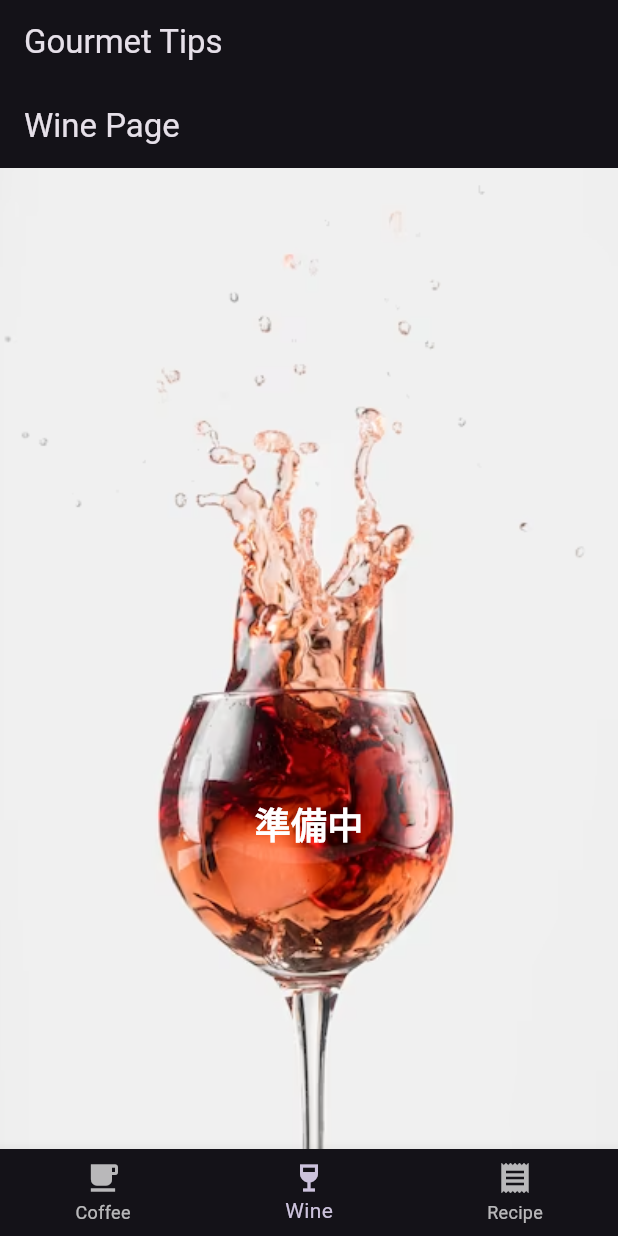
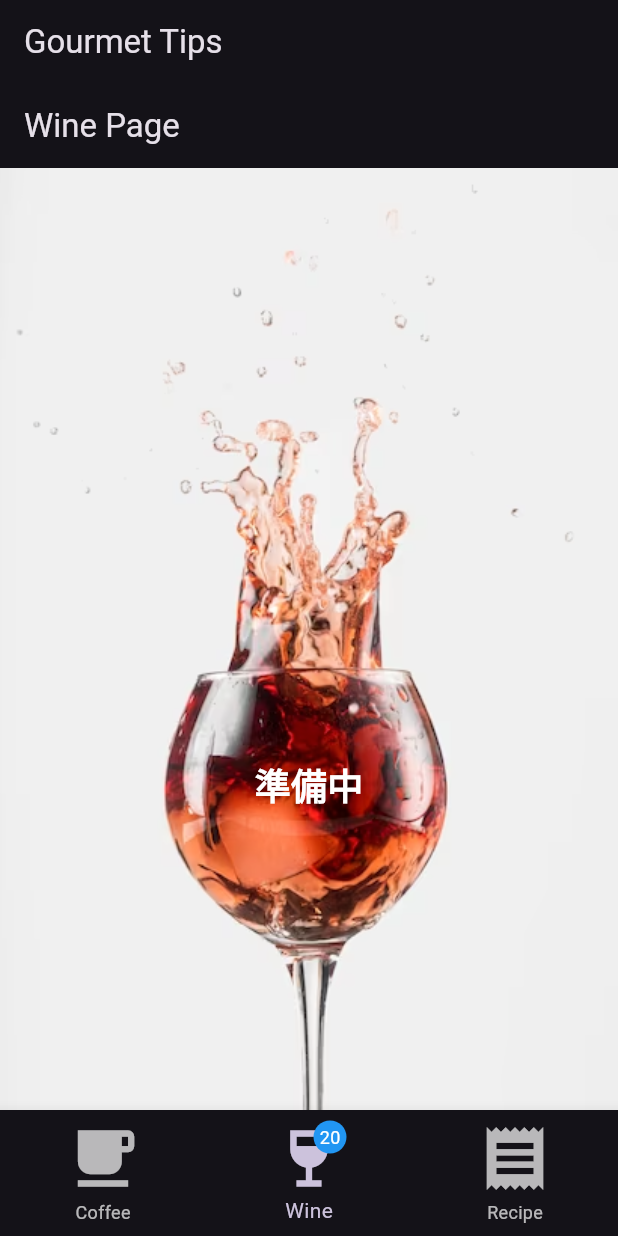
Before and after one commit to ksj-tkinuta/dio_demo, a Flutter app: the screen it shows after launch, item 2 of the bottom bar chosen, on a phone screen of 412 x 824 dp. Run offline on Flutter 3.47's test engine with Material 3 defaults, Android fonts, the phone set to English and light mode, and no system bars; our stand-ins replace dio, flutter_riverpod, freezed_annotation; network calls fail.

```diff
--- a/lib/view/home_page.dart
+++ b/lib/view/home_page.dart
@@ -40,21 +40,46 @@ class _HomePageState extends State<HomePage> {
         appBar: AppBar(
           title: const Text('Gourmet Tips'),
         ),
-        body: Expanded(
-          child: _widgetOptions.elementAt(_selectedIndex),
-        ), // CoffeeScreenウィジェットを表示
+        body: _widgetOptions.elementAt(_selectedIndex), // CoffeeScreenウィジェットを表示
         bottomNavigationBar: BottomNavigationBar(
-          items: const <BottomNavigationBarItem>[
-            BottomNavigationBarItem(
-              icon: Icon(Icons.local_cafe),
+          items:  <BottomNavigationBarItem>[
+            const BottomNavigationBarItem(
+              icon: Icon(Icons.local_cafe, size: 50.0),
               label: 'Coffee',
             ),
             BottomNavigationBarItem(
-              icon: Icon(Icons.wine_bar),
+              icon: Stack(
+                children: [
+                  const Icon(Icons.wine_bar, size: 50.0),
+                  Positioned(
+                    top: 0,
+                    right: 0,
+                    child: Container(
+                      decoration: const BoxDecoration(
+                        color: Colors.blue,
+                        shape: BoxShape.circle,
+                      ),
+                      padding: const EdgeInsets.all(2), // バッジ内の余白
+                      constraints: const BoxConstraints(
+                        minWidth: 22, // バッジの最小幅
+                        minHeight: 22, // バッジの最小高さ
+                      ),
+                      alignment: Alignment.center,
+                      child: const Text(
+                        '20', // 20と表示
+                        style: TextStyle(
+                          fontSize: 12,
+                          color: Colors.white,
+                        ),
+                      ),
+                    ),
+                  ),
+                ],
+              ),
               label: 'Wine',
             ),
-            BottomNavigationBarItem(
-              icon: Icon(Icons.receipt),
+            const BottomNavigationBarItem(
+              icon: Icon(Icons.receipt, size: 50.0),
               label: 'Recipe',
             ),
           ],
@@ -63,5 +88,4 @@ class _HomePageState extends State<HomePage> {
         ),
       );
     });
-  }
-}
+  }}
```
